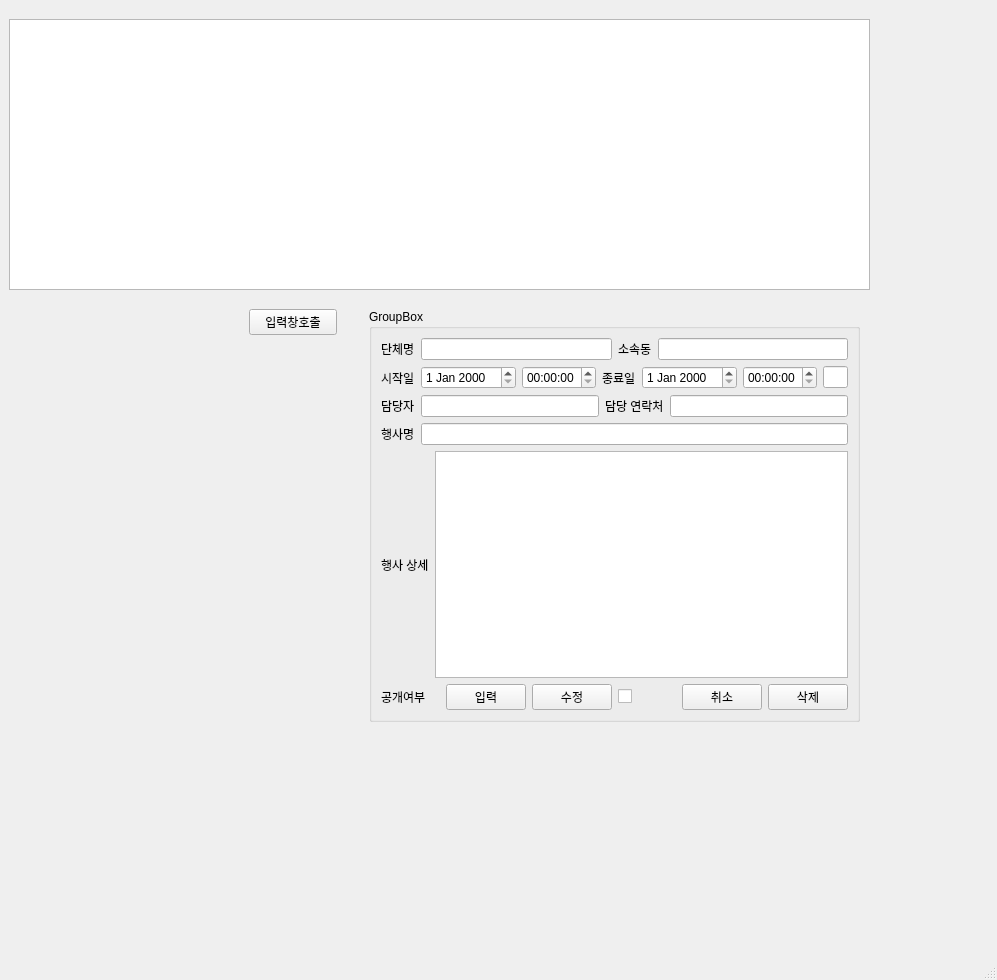
Above: client/main/schedule.ui from sharpscar/ok_corp before the change. Below: the same form after it.
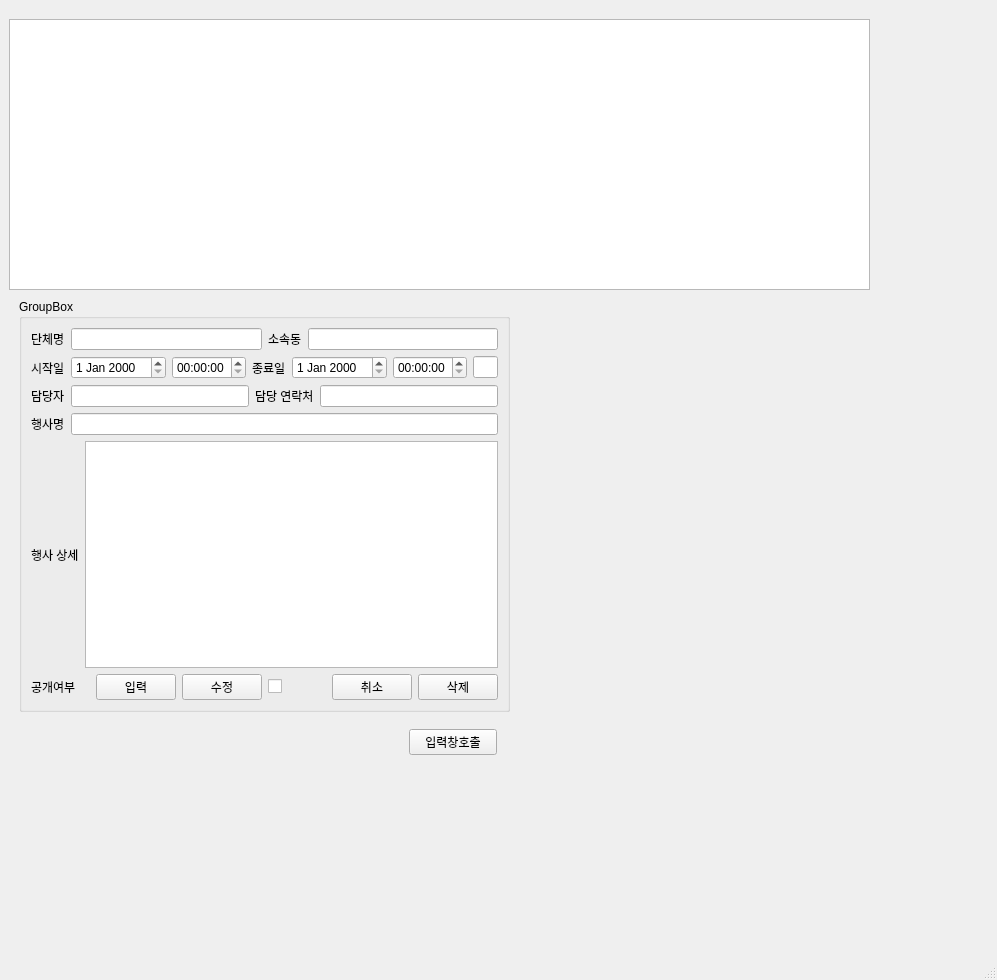
That is the form after the change.

Patch:
```diff
--- a/client/main/schedule.ui
+++ b/client/main/schedule.ui
@@ -34,8 +34,8 @@
        <widget class="QGroupBox" name="groupBox_2">
         <property name="geometry">
          <rect>
-          <x>360</x>
-          <y>300</y>
+          <x>10</x>
+          <y>290</y>
           <width>491</width>
           <height>413</height>
          </rect>
@@ -204,8 +204,8 @@
        <widget class="QPushButton" name="call_input_btn">
         <property name="geometry">
          <rect>
-          <x>240</x>
-          <y>300</y>
+          <x>400</x>
+          <y>720</y>
           <width>88</width>
           <height>26</height>
          </rect>
```
